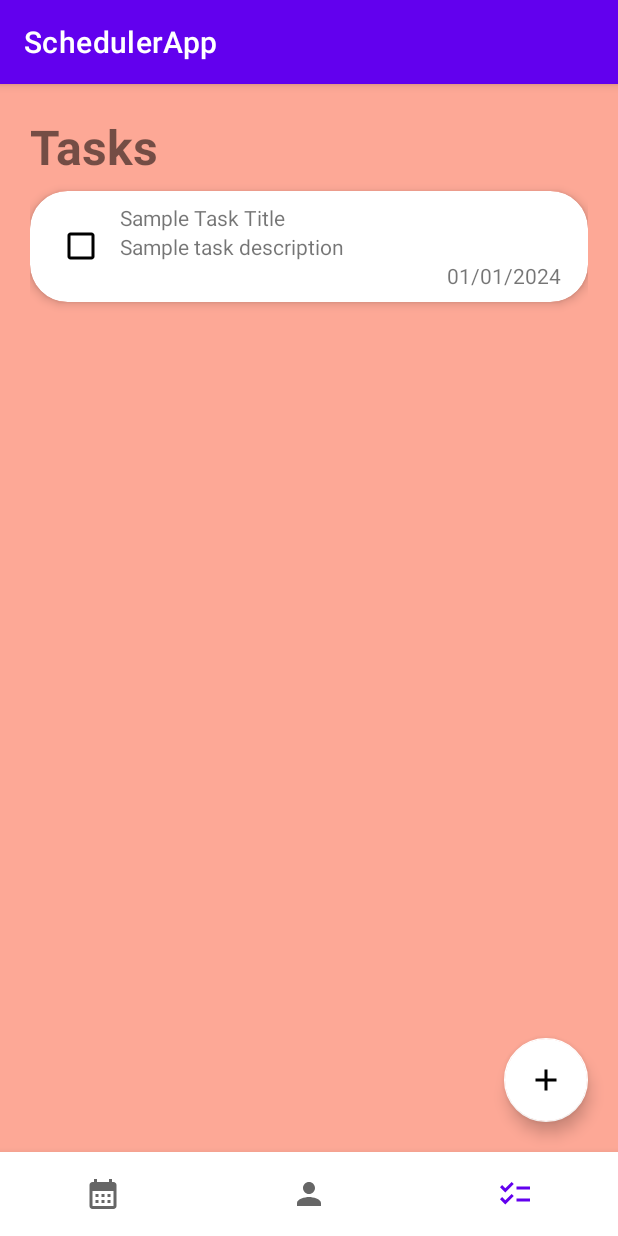
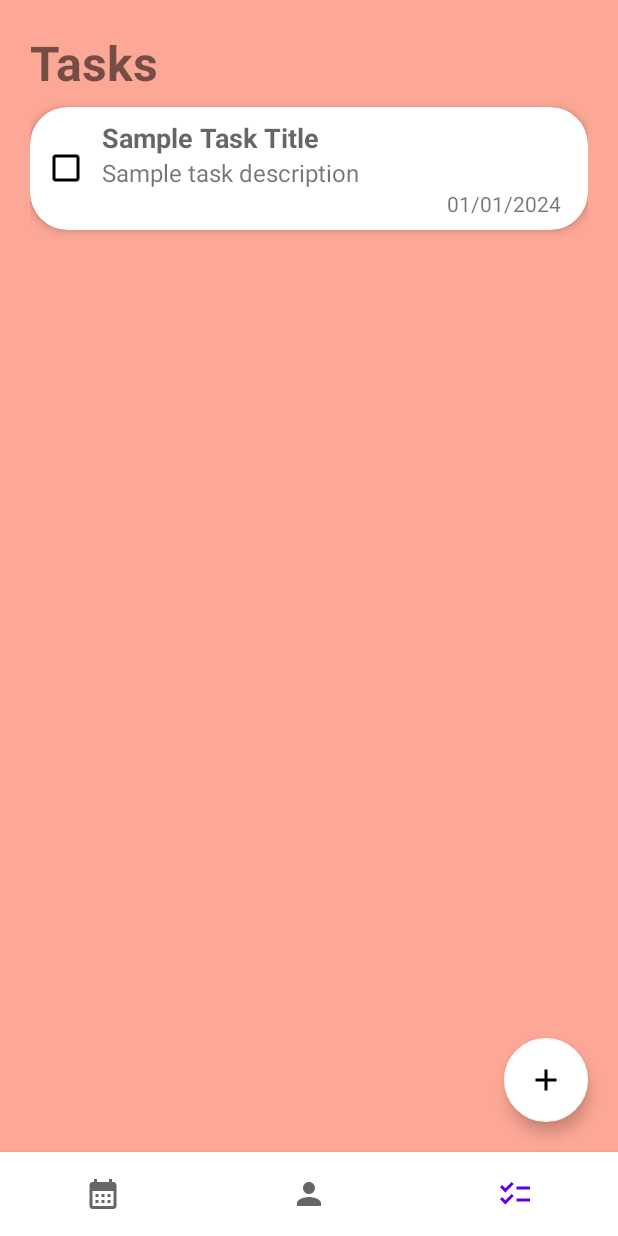
Before and after one commit to RolandHaden/SchedulerApp, an Android app: the screen it shows after launch (MainActivity), item 3 of the bottom bar chosen, on a phone screen of 412 x 824 dp. Run offline under Robolectric (Android 15) with nearby library versions, the light colour scheme and no system bars.

Commit message:
a little UI work with task cards

```diff
--- a/app/src/main/java/com/example/schedulerapp/ui/checklist/taskListAdapter.java
+++ b/app/src/main/java/com/example/schedulerapp/ui/checklist/taskListAdapter.java
@@ -134,6 +134,8 @@ public class taskListAdapter extends RecyclerView.Adapter<taskListAdapter.MyView
             taskDueDate = itemView.findViewById(R.id.taskDueDateText);
             checkBox = itemView.findViewById(R.id.taskCheckBox);
 
+            taskTitle.setSelected(true);
+
             /*
              * For completing & removing tasks.
              * This sets a listener that will be called when the checked state of the CheckBox changes.
--- a/app/src/main/res/layout/fragment_new_task.xml
+++ b/app/src/main/res/layout/fragment_new_task.xml
@@ -48,6 +48,7 @@
                 android:layout_width="match_parent"
                 android:layout_height="wrap_content"
                 android:ems="10"
+                android:hint="Date"
                 android:inputType="date" />
         </LinearLayout>
 
--- a/app/src/main/res/layout/task_layout.xml
+++ b/app/src/main/res/layout/task_layout.xml
@@ -12,7 +12,9 @@
         android:id="@+id/taskRelativeLayout"
         android:layout_width="wrap_content"
         android:layout_height="wrap_content"
-        android:padding="8dp">
+        android:paddingTop="8dp"
+        android:paddingEnd="8dp"
+        android:paddingBottom="8dp">
 
         <LinearLayout
             android:layout_width="match_parent"
@@ -26,9 +28,7 @@
                 android:layout_gravity="center_vertical"
                 android:autoText="false"
                 android:buttonTint="@color/black"
-                android:lineSpacingMultiplier="1.1"
-                android:paddingStart="10dp"
-                android:paddingEnd="10dp" />
+                android:lineSpacingMultiplier="1.1" />
 
             <LinearLayout
                 android:id="@+id/taskVerticalLayout"
@@ -38,17 +38,23 @@
 
                 <TextView
                     android:id="@+id/taskTitleText"
-                    style="@style/autoscroll"
                     android:layout_width="match_parent"
                     android:layout_height="wrap_content"
                     android:layout_weight="1"
-                    android:text="OISHDSIODH SIDH SOIDH SOIDH SOIDH OIDH ISHD SIODH OSIHD OISHD OISHD OISHD OISHD SIODH " />
+                    android:ellipsize="end"
+                    android:singleLine="true"
+                    android:text="Laborum consectetur qui minim et aute anim do esse esse fugiat aute ut"
+                    android:textAppearance="@style/TextAppearance.AppCompat.Medium"
+                    android:textStyle="bold" />
 
                 <TextView
                     android:id="@+id/taskDescriptionText"
                     android:layout_width="match_parent"
                     android:layout_height="wrap_content"
-                    android:text="Sample Task Description" />
+                    android:ellipsize="end"
+                    android:maxLines="4"
+                    android:text="Eu excepteur voluptate nulla quis culpa culpa ullamco voluptate. Anim anim eiusmod veniam ex cupidatat enim cupidatat. Eiusmod dolore nisi in consequat quis proident magna mollit sint veniam occaecat enim cillum occaecat. Occaecat laborum dolore non velit aute officia occaecat sint in cillum ex. Pariatur fugiat officia veniam exercitation tempor occaecat enim minim nulla ea cillum."
+                    android:textSize="16sp" />
 
                 <TextView
                     android:id="@+id/taskDueDateText"
--- a/app/src/main/res/values/themes.xml
+++ b/app/src/main/res/values/themes.xml
@@ -1,6 +1,6 @@
 <resources xmlns:tools="http://schemas.android.com/tools">
     <!-- Base application theme. -->
-    <style name="Theme.SchedulerApp" parent="Theme.MaterialComponents.DayNight.DarkActionBar">
+    <style name="Theme.SchedulerApp" parent="Theme.MaterialComponents.DayNight.NoActionBar">
         <!-- Primary brand color. -->
         <item name="colorPrimary">@color/purple_500</item>
         <item name="colorPrimaryVariant">@color/purple_700</item>
```
